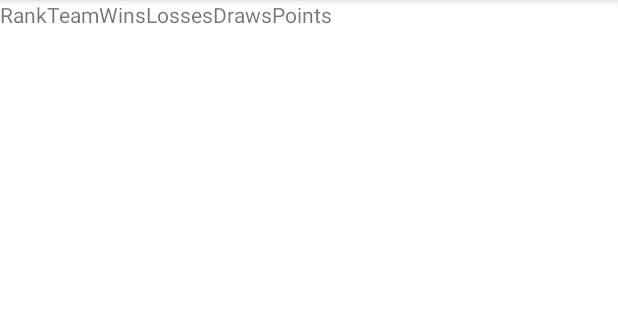
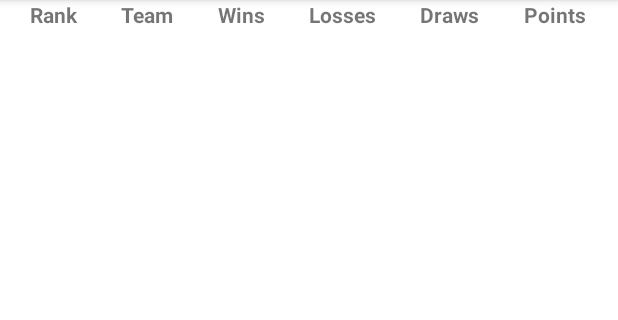
Before and after one commit to sarthak-nik/CTMSnew, an Android app: the PointsTable screen opened directly, with no data from a screen before it, on a phone screen of 412 x 824 dp, the part 84-404 px from its top. Run offline under Robolectric (Android 15) with nearby library versions, the phone set to English and light mode, and no system bars; 2 statements that could not run were skipped.

Commit message:
points table aligned

```diff
--- a/app/src/main/java/com/anusarwant/ctms/PointsTable.java
+++ b/app/src/main/java/com/anusarwant/ctms/PointsTable.java
@@ -74,6 +74,13 @@ public class PointsTable extends AppCompatActivity {
             t4.setText(Integer.toString(teamsList.get(i).losses));
             t5.setText(Integer.toString(teamsList.get(i).draws));
             t6.setText(Integer.toString(teamsList.get(i).points));
+            t1.setTextAlignment(View.TEXT_ALIGNMENT_CENTER);
+            t2.setTextAlignment(View.TEXT_ALIGNMENT_CENTER);
+            t3.setTextAlignment(View.TEXT_ALIGNMENT_CENTER);
+            t4.setTextAlignment(View.TEXT_ALIGNMENT_CENTER);
+            t5.setTextAlignment(View.TEXT_ALIGNMENT_CENTER);
+            t6.setTextAlignment(View.TEXT_ALIGNMENT_CENTER);
+
             tr1.addView(t1);
             tr1.addView(t2);
             tr1.addView(t3);
--- a/app/src/main/res/layout/activity_points_table.xml
+++ b/app/src/main/res/layout/activity_points_table.xml
@@ -16,49 +16,64 @@
 
         <TableLayout
             android:id="@+id/pointsTable"
-            android:layout_width="match_parent"
+            android:layout_width="fill_parent"
             android:layout_height="wrap_content"
-            android:layout_gravity="center_horizontal">
+            android:layout_gravity="center_horizontal"
+            android:layout_marginStart="5dp"
+            android:layout_marginEnd="5dp"
+            android:stretchColumns="0,1,2,3,4,5">
 
             <TableRow
-                android:layout_width="match_parent"
-                android:layout_height="match_parent">
+                android:layout_width="wrap_content"
+                android:layout_height="wrap_content">
 
                 <TextView
                     android:id="@+id/textView14"
                     android:layout_width="wrap_content"
                     android:layout_height="wrap_content"
-                    android:text="@string/rank" />
+                    android:text="@string/rank"
+                    android:textAlignment="center"
+                    android:textStyle="bold" />
 
                 <TextView
                     android:id="@+id/textView15"
                     android:layout_width="wrap_content"
                     android:layout_height="wrap_content"
-                    android:text="@string/team" />
+                    android:text="@string/team"
+                    android:textAlignment="center"
+                    android:textStyle="bold" />
 
                 <TextView
                     android:id="@+id/textView16"
                     android:layout_width="wrap_content"
                     android:layout_height="wrap_content"
-                    android:text="@string/wins" />
+                    android:text="@string/wins"
+                    android:textAlignment="center"
+                    android:textStyle="bold" />
 
                 <TextView
                     android:id="@+id/textView17"
                     android:layout_width="wrap_content"
                     android:layout_height="wrap_content"
-                    android:text="@string/losses" />
+                    android:text="@string/losses"
+                    android:textAlignment="center"
+                    android:textStyle="bold" />
 
                 <TextView
                     android:id="@+id/textView18"
                     android:layout_width="wrap_content"
                     android:layout_height="wrap_content"
-                    android:text="@string/draws" />
+                    android:text="@string/draws"
+                    android:textAlignment="center"
+                    android:textStyle="bold" />
 
                 <TextView
                     android:id="@+id/textView19"
                     android:layout_width="wrap_content"
                     android:layout_height="wrap_content"
-                    android:text="@string/points" />
+                    android:text="@string/points"
+                    android:textAlignment="center"
+                    android:textStyle="bold" />
             </TableRow>
 
         </TableLayout>
```
